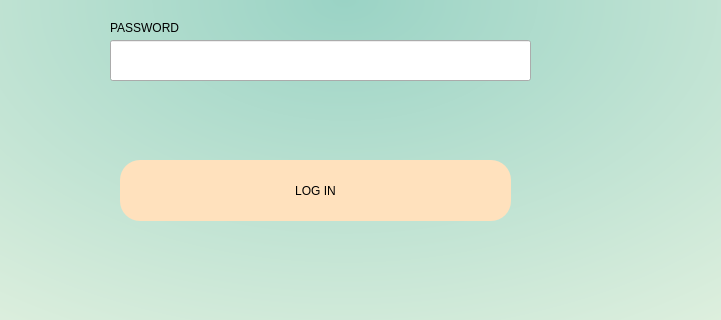
Old version of the form final-project-login-interface/Login_Screen.ui in the repository lcsaradanas/DBMS-Final-Project; both pictures show x 320 to 1041 and y 410 to 730 of the 1301 by 811 pixel window.
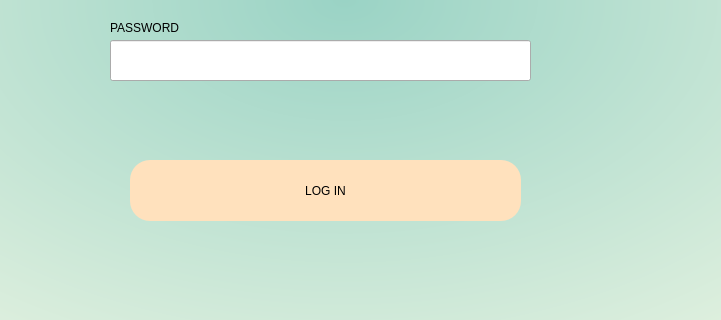
New version of the form.

Patch:
```diff
--- a/final-project-login-interface/Login_Screen.ui
+++ b/final-project-login-interface/Login_Screen.ui
@@ -61,7 +61,7 @@
    <widget class="QPushButton" name="login">
     <property name="geometry">
      <rect>
-      <x>440</x>
+      <x>450</x>
       <y>570</y>
       <width>391</width>
       <height>61</height>
@@ -131,14 +131,14 @@
    <widget class="QLabel" name="error1">
     <property name="geometry">
      <rect>
-      <x>410</x>
-      <y>520</y>
-      <width>551</width>
-      <height>16</height>
+      <x>400</x>
+      <y>510</y>
+      <width>471</width>
+      <height>41</height>
      </rect>
     </property>
     <property name="styleSheet">
-     <string notr="true">font: 75 italic 12pt &quot;Century Gothic&quot;;color:rgb(255, 0, 0)</string>
+     <string notr="true">font: 75 italic 12pt &quot;Century Gothic&quot;;color:red;</string>
     </property>
     <property name="text">
      <string/>
```
Left out of the diff: 2 changed lines with no effect on the pictures.
